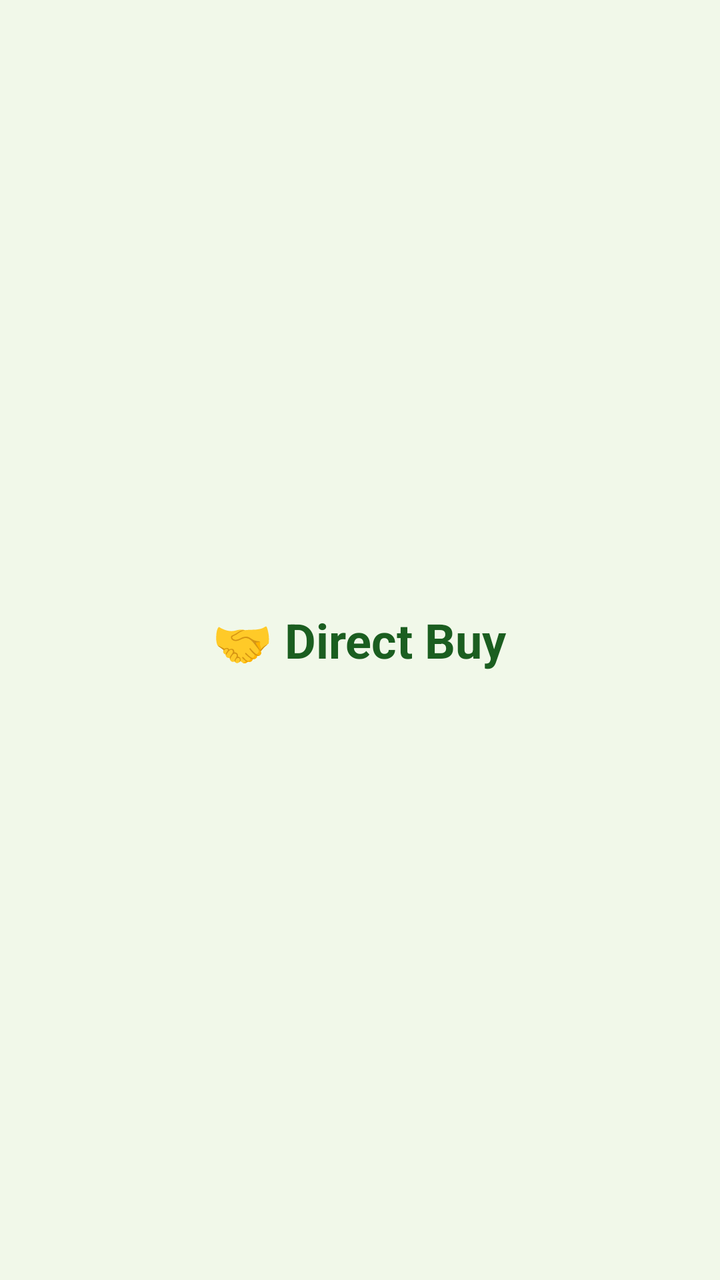
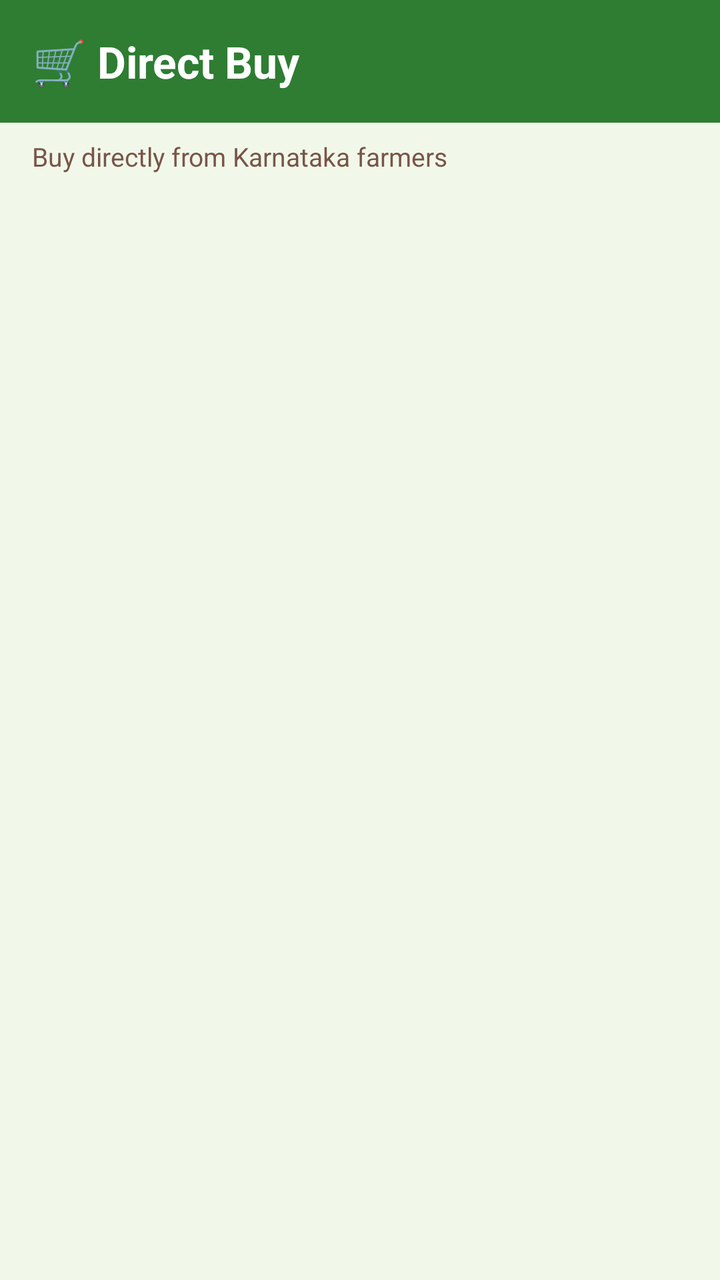

Two renders of the same Android screen: before a commit and after it. Below are the layout's source before the change and the commit's diff.
<!-- AndroidManifest.xml: application theme Theme.SiriDhanyaHub -->
<!-- res/layout/fragment_direct_buy.xml -->
<?xml version="1.0" encoding="utf-8"?>
<FrameLayout xmlns:android="http://schemas.android.com/apk/res/android"
    android:layout_width="match_parent"
    android:layout_height="match_parent"
    android:background="@color/background_cream">

    <TextView
        android:layout_width="wrap_content"
        android:layout_height="wrap_content"
        android:layout_gravity="center"
        android:text="🤝 Direct Buy"
        android:textSize="24sp"
        android:textColor="@color/green_dark"
        android:textStyle="bold" />

</FrameLayout>
<!-- resources referenced by this layout -->
<resources>
  <color name="background_cream">#F1F8E9</color>
  <color name="green_dark">#1B5E20</color>
  <style name="Theme.SiriDhanyaHub" parent="Base.Theme.SiriDhanyaHub" />
  <style name="Base.Theme.SiriDhanyaHub" parent="Theme.Material3.Light.NoActionBar">
          <item name="colorPrimary">#2E7D32</item>
          <item name="colorOnPrimary">#FFFFFF</item>
          <item name="colorSecondary">#795548</item>
          <item name="colorOnSecondary">#FFFFFF</item>
          <item name="colorSurface">#F1F8E9</item>
          <item name="colorOnSurface">#33691E</item>
          <item name="android:colorBackground">#F1F8E9</item>
      </style>
</resources>

<!-- the commit's change to res/layout/fragment_direct_buy.xml (unified diff, before → after) -->
@@ -1,16 +1,35 @@
 <?xml version="1.0" encoding="utf-8"?>
-<FrameLayout xmlns:android="http://schemas.android.com/apk/res/android"
+<LinearLayout xmlns:android="http://schemas.android.com/apk/res/android"
     android:layout_width="match_parent"
     android:layout_height="match_parent"
+    android:orientation="vertical"
     android:background="@color/background_cream">
 
     <TextView
-        android:layout_width="wrap_content"
+        android:layout_width="match_parent"
         android:layout_height="wrap_content"
-        android:layout_gravity="center"
-        android:text="🤝 Direct Buy"
-        android:textSize="24sp"
-        android:textColor="@color/green_dark"
-        android:textStyle="bold" />
+        android:text="🛒 Direct Buy"
+        android:textSize="22sp"
+        android:textStyle="bold"
+        android:textColor="@color/white"
+        android:background="@color/green_primary"
+        android:padding="16dp" />
 
-</FrameLayout>
+    <TextView
+        android:layout_width="match_parent"
+        android:layout_height="wrap_content"
+        android:text="Buy directly from Karnataka farmers"
+        android:textSize="13sp"
+        android:textColor="@color/brown_primary"
+        android:paddingStart="16dp"
+        android:paddingTop="8dp"
+        android:paddingBottom="4dp" />
+
+    <androidx.recyclerview.widget.RecyclerView
+        android:id="@+id/recycler_direct_buy"
+        android:layout_width="match_parent"
+        android:layout_height="match_parent"
+        android:padding="8dp"
+        android:clipToPadding="false" />
+
+</LinearLayout>
<!-- resource entries referenced after the edit -->
@@ -1,7 +1,9 @@
 <!-- resources referenced by this layout -->
 <resources>
   <color name="background_cream">#F1F8E9</color>
-  <color name="green_dark">#1B5E20</color>
+  <color name="brown_primary">#795548</color>
+  <color name="green_primary">#2E7D32</color>
+  <color name="white">#FFFFFF</color>
   <style name="Theme.SiriDhanyaHub" parent="Base.Theme.SiriDhanyaHub" />
   <style name="Base.Theme.SiriDhanyaHub" parent="Theme.Material3.Light.NoActionBar">
           <item name="colorPrimary">#2E7D32</item>
